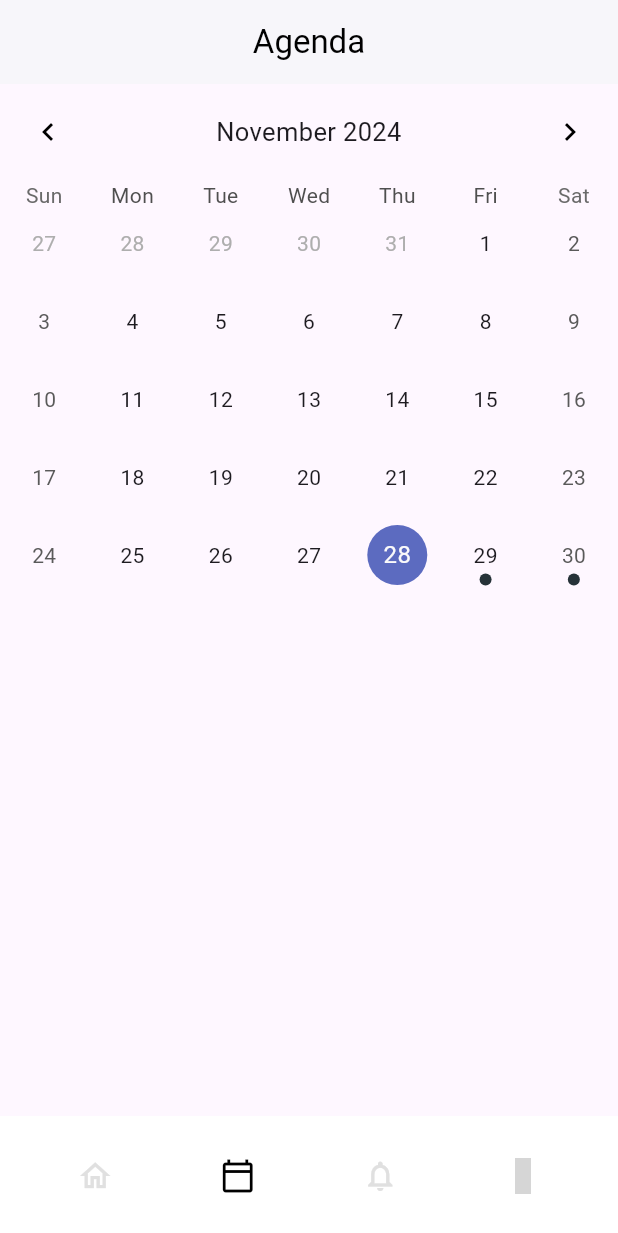
After one commit to Raph40/Flutter_Trabalho_Final, a Flutter app: the screen it shows after launch, item 2 of the bottom bar chosen, on a phone screen of 412 x 824 dp. The commit adds this screen. Shown: the top 1233 px of the screen. Run offline on Flutter 3.47's test engine with Material 3 defaults, Android fonts, the phone set to English and light mode, and no system bars; drawn by our look-alikes of table_calendar; our stand-ins replace material_design_icons_flutter; grey boxes are pictures that could not be loaded.

Commit message:
agenda eheheheheheheheh

```diff
--- /dev/null
+++ b/lib/agenda.dart
@@ -0,0 +1,95 @@
+import 'package:flutter/material.dart';
+import 'package:table_calendar/table_calendar.dart';
+import 'package:material_design_icons_flutter/material_design_icons_flutter.dart';
+
+class AgendaPage extends StatefulWidget {
+  @override
+  _AgendaPageState createState() => _AgendaPageState();
+}
+
+class _AgendaPageState extends State<AgendaPage> {
+  late Map<DateTime, List<String>> _events; // Mapa de eventos por data
+  late DateTime _selectedDay;  // Data selecionada
+  late DateTime _focusedDay;   // Dia em foco (para navegação no calendário)
+
+  // Definindo o primeiro e o último dia possível para o calendário
+  late DateTime _firstDay;
+  late DateTime _lastDay;
+
+  @override
+  void initState() {
+    super.initState();
+    _selectedDay = DateTime.now();
+    _focusedDay = DateTime.now();
+
+    // Inicializa o primeiro e último dia do calendário
+    _firstDay = DateTime.utc(2024, 1, 1);
+    _lastDay = DateTime.utc(2024, 12, 31);
+
+    _events = {}; // Inicializa o mapa de eventos vazio
+
+    // Exemplo de como adicionar eventos
+    _events = {
+      DateTime.utc(2024, 11, 29): ['Aula de Yoga às 10:00'],
+      DateTime.utc(2024, 11, 30): ['Aula de Pilates às 14:00'],
+    };
+  }
+
+  @override
+  Widget build(BuildContext context) {
+    return Scaffold(
+      appBar: AppBar(
+        title: const Text('Agenda', style: TextStyle(color: Colors.black)),
+        centerTitle: true,
+        backgroundColor: Colors.white,
+        elevation: 1,
+        automaticallyImplyLeading: false, // Remove a seta de retorno
+      ),
+      body: Column(
+        children: [
+          // Exibe o calendário
+          TableCalendar(
+            firstDay: _firstDay, // Define o primeiro dia
+            lastDay: _lastDay, // Define o último dia
+            focusedDay: _focusedDay,
+            selectedDayPredicate: (day) => isSameDay(_selectedDay, day),
+            onDaySelected: (selectedDay, focusedDay) {
+              setState(() {
+                _selectedDay = selectedDay;
+                _focusedDay = focusedDay;
+              });
+            },
+            onPageChanged: (focusedDay) {
+              _focusedDay = focusedDay;
+            },
+            eventLoader: _getEventsForDay,
+            headerStyle: HeaderStyle(
+              formatButtonVisible: false,
+              titleCentered: true,
+              leftChevronIcon: Icon(Icons.chevron_left, color: Colors.black),
+              rightChevronIcon: Icon(Icons.chevron_right, color: Colors.black),
+            ),
+          ),
+
+          // Exibe os eventos do dia selecionado
+          const SizedBox(height: 24),
+          Expanded(
+            child: ListView(
+              children: _getEventsForDay(_selectedDay).map(
+                    (event) => ListTile(
+                  title: Text(event),
+                  leading: Icon(Icons.event, color: Colors.red),
+                ),
+              ).toList(),
+            ),
+          ),
+        ],
+      ),
+    );
+  }
+
+  // Função para carregar eventos para um dia específico
+  List<String> _getEventsForDay(DateTime day) {
+    return _events[day] ?? [];
+  }
+}
--- a/lib/main.dart
+++ b/lib/main.dart
@@ -1,6 +1,7 @@
 import 'package:flutter/material.dart';
 import 'package:material_design_icons_flutter/material_design_icons_flutter.dart';
-import 'partilhar.dart'; // Importa a página Partilhar
+import 'partilhar.dart';
+import 'agenda.dart';  // Importando a tela da agenda
 
 void main() {
   runApp(MyGymApp());
@@ -22,14 +23,23 @@ class GymScreen extends StatefulWidget {
 }
 
 class _GymScreenState extends State<GymScreen> {
-  int _selectedIndex = 0;
+  int _selectedIndex = 0; // Índice do item selecionado no BottomAppBar
 
-  @override
-  Widget build(BuildContext context) {
-    return Scaffold(
-      body: _selectedIndex == 3 // Navega para Partilhar se o índice for 3
-          ? PartilharPage()
-          : Column(
+  // Função que retorna o widget para a tela de acordo com o índice
+  Widget _getCurrentScreen() {
+    switch (_selectedIndex) {
+      case 1:
+        return AgendaPage(); // Tela de Agenda
+      case 3:
+        return PartilharPage(); // Tela de Partilhar
+      default:
+        return _buildHomeScreen(); // Tela inicial (home)
+    }
+  }
+
+  // Função para construir a tela inicial (home)
+  Widget _buildHomeScreen() {
+    return Column(
       children: [
         // Retângulo arredondado envolvendo a AppBar
         Padding(
@@ -105,22 +115,6 @@ class _GymScreenState extends State<GymScreen> {
           ),
         ),
       ],
-      ),
-
-      // BottomAppBar com ícones
-      bottomNavigationBar: BottomAppBar(
-        color: Colors.white,
-        elevation: 10,
-        child: Row(
-          mainAxisAlignment: MainAxisAlignment.spaceAround,
-          children: [
-            _buildBottomIcon(Icons.home_outlined, 0),
-            _buildBottomIcon(Icons.calendar_today_outlined, 1),
-            _buildBottomIcon(Icons.notifications_outlined, 2),
-            _buildBottomIcon(MdiIcons.shareVariantOutline, 3), // Ícone Partilhar
-          ],
-        ),
-      ),
     );
   }
 
@@ -129,11 +123,11 @@ class _GymScreenState extends State<GymScreen> {
     return IconButton(
       icon: Icon(
         icon,
-        color: _selectedIndex == index ? Colors.black : Colors.grey[300],
+        color: _selectedIndex == index ? Colors.black : Colors.grey[300], // Cor do ícone selecionado
       ),
       onPressed: () {
         setState(() {
-          _selectedIndex = index;
+          _selectedIndex = index; // Atualiza o índice do BottomAppBar
         });
       },
     );
@@ -165,4 +159,26 @@ class _GymScreenState extends State<GymScreen> {
       ),
     );
   }
+
+  @override
+  Widget build(BuildContext context) {
+    return Scaffold(
+      body: _getCurrentScreen(), // Chama a função que retorna a tela correspondente
+
+      // BottomAppBar com ícones
+      bottomNavigationBar: BottomAppBar(
+        color: Colors.white,
+        elevation: 10,
+        child: Row(
+          mainAxisAlignment: MainAxisAlignment.spaceAround,
+          children: [
+            _buildBottomIcon(Icons.home_outlined, 0),
+            _buildBottomIcon(Icons.calendar_today_outlined, 1), // Agora a tela de agenda
+            _buildBottomIcon(Icons.notifications_outlined, 2),
+            _buildBottomIcon(MdiIcons.shareVariantOutline, 3), // Ícone Partilhar
+          ],
+        ),
+      ),
+    );
   }
+}
--- a/pubspec.yaml
+++ b/pubspec.yaml
@@ -31,6 +31,7 @@ dependencies:
   flutter:
     sdk: flutter
   material_design_icons_flutter: ^6.0.0
+  table_calendar: ^3.0.0
 
   # The following adds the Cupertino Icons font to your application.
   # Use with the CupertinoIcons class for iOS style icons.
```
Also changed, not shown: pubspec.lock. Lines whose indentation alone changed are shown as unchanged.
